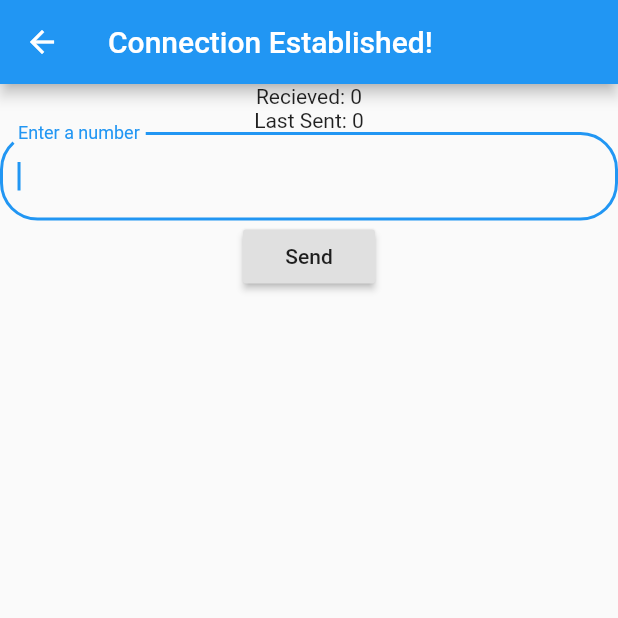
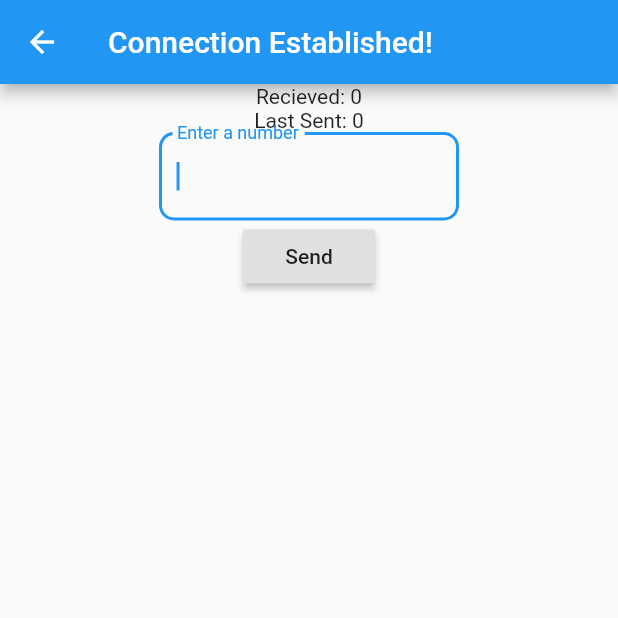
Before and after one commit to annavaykean/seniordesign_protoype, a Flutter app: the SendBluetoothData screen opened directly, on a phone screen of 412 x 824 dp, the top half of it. Run offline on Flutter 3.47's test engine with Material 2 defaults, Android fonts, the phone set to English and light mode, and no system bars; our stand-ins replace flutter_blue.

Commit message:
alignment and global connection object for bluetooth

```diff
--- a/sd_proto/lib/code/send_bluetooth_data.dart
+++ b/sd_proto/lib/code/send_bluetooth_data.dart
@@ -17,17 +17,22 @@ class SendBluetoothDataState extends State<SendBluetoothData> {
         appBar: AppBar(
           title: const Text('Connection Established!'),
         ),
-        body: Column(
+        body: Center(
+            child: Column(
+                crossAxisAlignment: CrossAxisAlignment.center,
                 children: <Widget> [
                   Text('Recieved: ${numReceived}'),
                   Text('Last Sent: ${numToSend}'),
-              new TextField(
+                  new Container(
+                    width: 200.0,
+                    child: new TextField(
                       controller: numToSendCtrl,
                       autofocus: true,
                       decoration: new InputDecoration(
                         labelText: 'Enter a number',
                         fillColor: Colors.white,
-                  border: new OutlineInputBorder(borderRadius: new BorderRadius.circular(25.0)),
+                        border: new OutlineInputBorder(borderRadius: new BorderRadius.circular(10.0)),
+                      ),
                     ),
                   ),
                   new RaisedButton(
@@ -35,6 +40,7 @@ class SendBluetoothDataState extends State<SendBluetoothData> {
                       child: Text('Send')
                   )
                 ]
+            )
         )
     );
   }
--- a/sd_proto/lib/main.dart
+++ b/sd_proto/lib/main.dart
@@ -3,12 +3,18 @@ import 'code/dashboard_page.dart';
 import 'code/analysis_page.dart';
 import 'code/settings_page.dart';
 import 'code/bluetooth_test_screen.dart';
+import 'code/send_bluetooth_data.dart';
+import 'package:flutter_blue/flutter_blue.dart';
+import 'dart:async';
 
 void main(){
   runApp(MyApp());
 }
 
 class MyApp extends StatelessWidget {
+  static BluetoothDevice device = null;
+  static int testing = 33;
+  static StreamSubscription deviceConnection = null;
   @override
   Widget build(BuildContext context){
     return MaterialApp(
@@ -20,6 +26,7 @@ class MyApp extends StatelessWidget {
         '/SettingsScreen' : (BuildContext context) => new SettingsScreen(),
         '/AnalysisScreen' : (BuildContext context) => new AnalysisScreen(),
         '/BluetoothTestScreen' : (BuildContext context) => new BluetoothTestScreen(),
+        '/SendBluetoothData' : (BuildContext context) => new SendBluetoothData(),
       }
       );
   }
```
Lines whose indentation alone changed are shown as unchanged.
